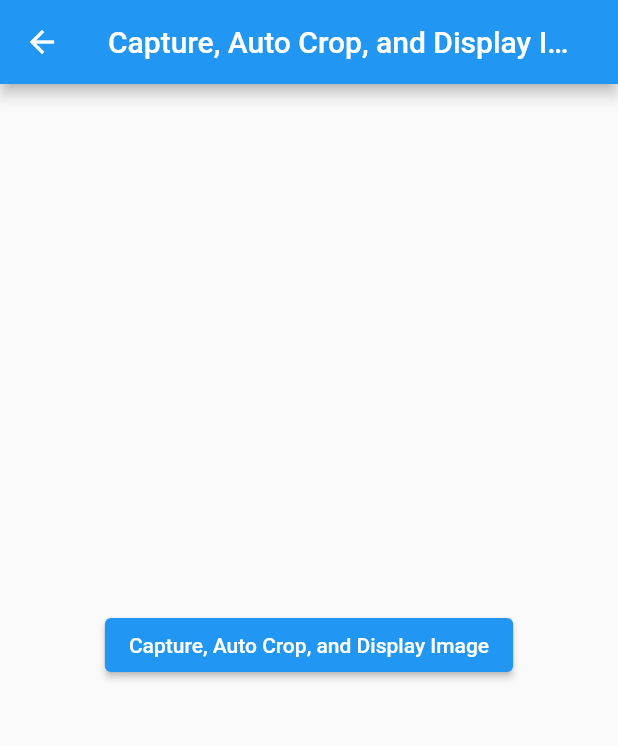
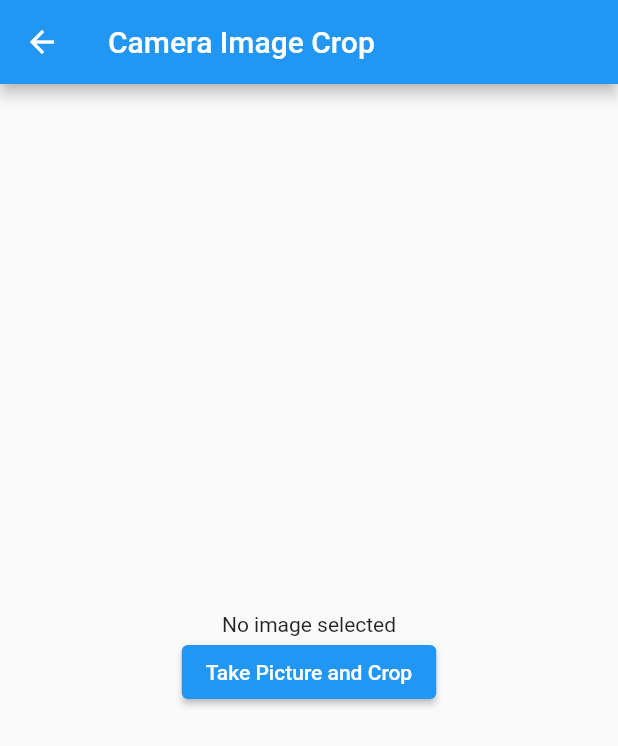
Before and after one commit to NasShihab/camera_bar_code, a Flutter app: the screen it shows after launch, after a tap on "AutoCrop", on a phone screen of 412 x 824 dp. Shown: the top 746 px of the screen. Run offline on Flutter 3.47's test engine with Material 2 defaults, Android fonts, the phone set to English and light mode, and no system bars; our stand-ins replace camera, device_info_plus, geolocator, image_cropper, image_picker, permission_handler; missing offline and left inert: google_ml_kit, scan.

Commit message:
pick and crop

```diff
--- a/lib/auto_crop.dart
+++ /dev/null
@@ -1,67 +0,0 @@
-import 'dart:io';
-
-import 'package:camera_bar_code/auto_crop/display_crop_image.dart';
-import 'package:flutter/material.dart';
-import 'package:image_picker/image_picker.dart';
-import 'package:image_cropper/image_cropper.dart';
-
-class AutoCrop extends StatefulWidget {
-  const AutoCrop({super.key});
-
-  @override
-  AutoCropState createState() => AutoCropState();
-}
-
-class AutoCropState extends State<AutoCrop> {
-  final ImagePicker _imagePicker = ImagePicker();
-  File? _croppedImage; // Store the cropped image file
-
-  Future<void> _captureAutoCropAndDisplayImage() async {
-    final XFile? image = await _imagePicker.pickImage(source: ImageSource.camera);
-
-    if (image != null) {
-      final croppedImage = await ImageCropper().cropImage(
-        sourcePath: image.path,
-        aspectRatio: const CropAspectRatio(ratioX: 1, ratioY: 1),
-        compressQuality: 100,
-        maxWidth: 512,
-        maxHeight: 512,
-      );
-
-      if (croppedImage != null) {
-        _displayCroppedImage(File(croppedImage.path));
-      }
-    }
-  }
-
-  void _displayCroppedImage(File croppedImage) {
-    setState(() {
-      _croppedImage = croppedImage;
-    });
-  }
-
-  @override
-  Widget build(BuildContext context) {
-    return Scaffold(
-      appBar: AppBar(
-        title: const Text('Capture, Auto Crop, and Display Image'),
-      ),
-      body: Center(
-        child: Column(
-          mainAxisAlignment: MainAxisAlignment.center,
-          children: <Widget>[
-            ElevatedButton(
-              onPressed: _captureAutoCropAndDisplayImage,
-              child: const Text('Capture, Auto Crop, and Display Image'),
-            ),
-            const SizedBox(height: 20),
-            if (_croppedImage != null)
-              Image.file(
-                _croppedImage!,
-              ),
-          ],
-        ),
-      ),
-    );
-  }
-}
--- a/lib/auto_crop/display_crop_image.dart
+++ b/lib/auto_crop/display_crop_image.dart
@@ -5,13 +5,13 @@ import 'package:flutter/material.dart';
 class ViewImageScreen extends StatelessWidget {
   final File imageFile;
 
-  ViewImageScreen({required this.imageFile});
+  const ViewImageScreen({super.key, required this.imageFile});
 
   @override
   Widget build(BuildContext context) {
     return Scaffold(
       appBar: AppBar(
-        title: Text('View Image'),
+        title: const Text('View Image'),
       ),
       body: Center(
         child: Image.file(
--- /dev/null
+++ b/lib/camera_image_crop.dart
@@ -0,0 +1,74 @@
+import 'dart:io';
+import 'package:flutter/material.dart';
+import 'package:image_picker/image_picker.dart';
+import 'package:image/image.dart' as img;
+import 'package:path_provider/path_provider.dart';
+
+class CameraImageCrop extends StatefulWidget {
+  const CameraImageCrop({super.key});
+
+  @override
+  CameraImageCropState createState() => CameraImageCropState();
+}
+
+class CameraImageCropState extends State<CameraImageCrop> {
+  File? pickedIimage;
+
+  Future<void> takePicture() async {
+    final imagePicker = ImagePicker();
+    final pickedFile = await imagePicker.pickImage(source: ImageSource.camera);
+
+    if (pickedFile != null) {
+      File imageFile = File(pickedFile.path);
+
+      // Decode the image using the image package
+      final imageBytes = img.decodeImage(imageFile.readAsBytesSync())!;
+
+      // Calculate the crop parameters
+      var cropSize = imageBytes.width > imageBytes.height ? imageBytes.height : imageBytes.width;
+      int offsetX = (imageBytes.width - cropSize) ~/ 20;
+      int offsetY = (imageBytes.height - cropSize) ~/ 20;
+
+      // Get the documents directory for saving the cropped image
+      final directory = await getApplicationDocumentsDirectory();
+      final croppedFilePath = '${directory.path}/cropped_image.png';
+
+      // Crop the image
+      img.Image croppedImage = img.copyCrop(
+        imageBytes,
+        x: offsetX,
+        y: offsetY,
+        width: cropSize,
+        height: cropSize,
+      );
+
+      File croppedFile = File(croppedFilePath);
+      croppedFile.writeAsBytesSync(img.encodePng(croppedImage));
+
+      setState(() {
+        pickedIimage = croppedFile;
+      });
+    }
+  }
+
+  @override
+  Widget build(BuildContext context) {
+    return Scaffold(
+      appBar: AppBar(
+        title: const Text('Camera Image Crop'),
+      ),
+      body: Center(
+        child: Column(
+          mainAxisAlignment: MainAxisAlignment.center,
+          children: [
+            if (pickedIimage != null) Image.file(pickedIimage!) else const Text('No image selected'),
+            ElevatedButton(
+              onPressed: takePicture,
+              child: const Text('Take Picture and Crop'),
+            ),
+          ],
+        ),
+      ),
+    );
+  }
+}
--- a/lib/homepage.dart
+++ b/lib/homepage.dart
@@ -1,5 +1,5 @@
 import 'dart:io';
-import 'package:camera_bar_code/auto_crop.dart';
+import 'package:camera_bar_code/camera_image_crop.dart';
 import 'package:device_info_plus/device_info_plus.dart';
 import 'package:flutter/material.dart';
 import 'package:intl/intl.dart';
@@ -109,7 +109,7 @@ class _HomePageState extends State<HomePage> {
               Center(
                 child: ElevatedButton(
                   onPressed: () {
-                    Navigator.push(context, MaterialPageRoute(builder: (context) => const AutoCrop()));
+                    Navigator.push(context, MaterialPageRoute(builder: (context) => const CameraImageCrop()));
                   },
                   child: const Text("AutoCrop"),
                 ),
--- a/pubspec.yaml
+++ b/pubspec.yaml
@@ -46,6 +46,7 @@ dependencies:
   geolocator: ^10.1.0
   # nas
   scan: ^1.6.0
+  path_provider: ^2.1.1
 
 
 dev_dependencies:
```
Also changed, not shown: pubspec.lock, 1 other file.
